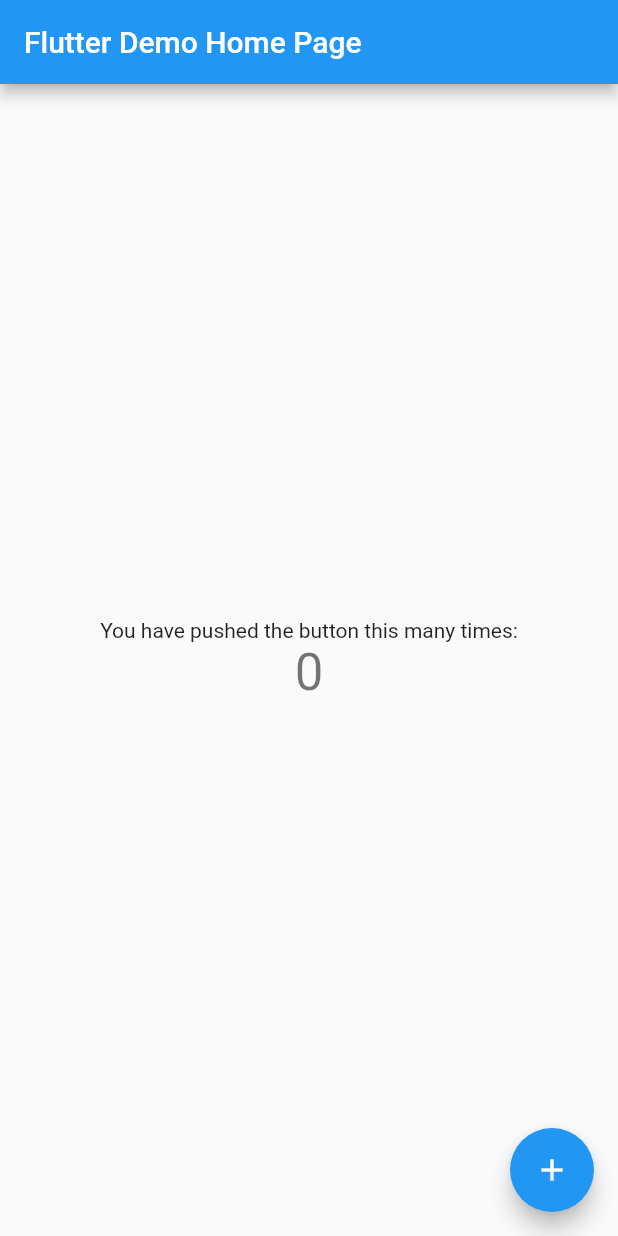
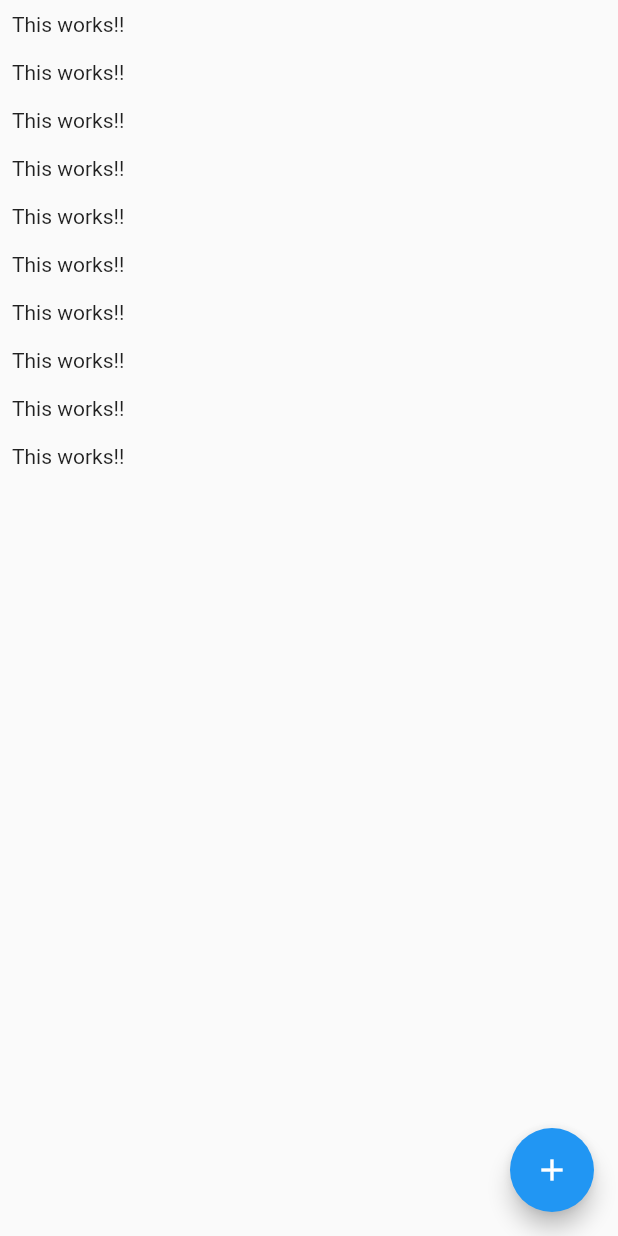
Before and after one commit to guzmanem/flutter__realtime_app, a Flutter app: the screen it shows after launch, on a phone screen of 412 x 824 dp. Run offline on Flutter 3.47's test engine with Material 2 defaults, Android fonts, the phone set to English and light mode, and no system bars; our stand-ins replace cloud_firestore; accounts and stored records are empty.

Commit message:
feat: integrar la app con firebase

```diff
--- a/lib/main.dart
+++ b/lib/main.dart
@@ -1,4 +1,5 @@
 import 'package:flutter/material.dart';
+import 'package:realtime_app/screen/chat_screen.dart';
 
 void main() {
   runApp(const MyApp());
@@ -7,109 +8,14 @@
 class MyApp extends StatelessWidget {
   const MyApp({Key? key}) : super(key: key);
 
-  // This widget is the root of your application.
   @override
   Widget build(BuildContext context) {
     return MaterialApp(
       title: 'Flutter Demo',
       theme: ThemeData(
-        // This is the theme of your application.
-        //
-        // Try running your application with "flutter run". You'll see the
-        // application has a blue toolbar. Then, without quitting the app, try
-        // changing the primarySwatch below to Colors.green and then invoke
-        // "hot reload" (press "r" in the console where you ran "flutter run",
-        // or simply save your changes to "hot reload" in a Flutter IDE).
-        // Notice that the counter didn't reset back to zero; the application
-        // is not restarted.
         primarySwatch: Colors.blue,
       ),
-      home: const MyHomePage(title: 'Flutter Demo Home Page'),
+      home: const ChatScreen(),
     );
   }
 }
-
-class MyHomePage extends StatefulWidget {
-  const MyHomePage({Key? key, required this.title}) : super(key: key);
-
-  // This widget is the home page of your application. It is stateful, meaning
-  // that it has a State object (defined below) that contains fields that affect
-  // how it looks.
-
-  // This class is the configuration for the state. It holds the values (in this
-  // case the title) provided by the parent (in this case the App widget) and
-  // used by the build method of the State. Fields in a Widget subclass are
-  // always marked "final".
-
-  final String title;
-
-  @override
-  State<MyHomePage> createState() => _MyHomePageState();
-}
-
-class _MyHomePageState extends State<MyHomePage> {
-  int _counter = 0;
-
-  void _incrementCounter() {
-    setState(() {
-      // This call to setState tells the Flutter framework that something has
-      // changed in this State, which causes it to rerun the build method below
-      // so that the display can reflect the updated values. If we changed
-      // _counter without calling setState(), then the build method would not be
-      // called again, and so nothing would appear to happen.
-      _counter++;
-    });
-  }
-
-  @override
-  Widget build(BuildContext context) {
-    // This method is rerun every time setState is called, for instance as done
-    // by the _incrementCounter method above.
-    //
-    // The Flutter framework has been optimized to make rerunning build methods
-    // fast, so that you can just rebuild anything that needs updating rather
-    // than having to individually change instances of widgets.
-    return Scaffold(
-      appBar: AppBar(
-        // Here we take the value from the MyHomePage object that was created by
-        // the App.build method, and use it to set our appbar title.
-        title: Text(widget.title),
-      ),
-      body: Center(
-        // Center is a layout widget. It takes a single child and positions it
-        // in the middle of the parent.
-        child: Column(
-          // Column is also a layout widget. It takes a list of children and
-          // arranges them vertically. By default, it sizes itself to fit its
-          // children horizontally, and tries to be as tall as its parent.
-          //
-          // Invoke "debug painting" (press "p" in the console, choose the
-          // "Toggle Debug Paint" action from the Flutter Inspector in Android
-          // Studio, or the "Toggle Debug Paint" command in Visual Studio Code)
-          // to see the wireframe for each widget.
-          //
-          // Column has various properties to control how it sizes itself and
-          // how it positions its children. Here we use mainAxisAlignment to
-          // center the children vertically; the main axis here is the vertical
-          // axis because Columns are vertical (the cross axis would be
-          // horizontal).
-          mainAxisAlignment: MainAxisAlignment.center,
-          children: <Widget>[
-            const Text(
-              'You have pushed the button this many times:',
-            ),
-            Text(
-              '$_counter',
-              style: Theme.of(context).textTheme.headline4,
-            ),
-          ],
-        ),
-      ),
-      floatingActionButton: FloatingActionButton(
-        onPressed: _incrementCounter,
-        tooltip: 'Increment',
-        child: const Icon(Icons.add),
-      ), // This trailing comma makes auto-formatting nicer for build methods.
-    );
-  }
-}
--- /dev/null
+++ b/lib/screen/chat_screen.dart
@@ -0,0 +1,25 @@
+import 'package:flutter/material.dart';
+import 'package:cloud_firestore/cloud_firestore.dart';
+
+class ChatScreen extends StatelessWidget {
+  const ChatScreen({Key? key}) : super(key: key);
+
+  @override
+  Widget build(BuildContext context) {
+    return Scaffold(
+      body: ListView.builder(
+        itemCount: 10,
+        itemBuilder: (ctx, index) => Container(
+          padding: const EdgeInsets.all(8),
+          child: const Text('This works!!'),
+        ),
+      ),
+      floatingActionButton: FloatingActionButton(
+        child: Icon(Icons.add),
+        onPressed: () {
+          Firestore.instance.collection('chats/IGzJcZBneJpZZx2ZeuIe/messages');
+        },
+      ),
+    );
+  }
+}
--- a/pubspec.yaml
+++ b/pubspec.yaml
@@ -34,6 +34,7 @@
   # The following adds the Cupertino Icons font to your application.
   # Use with the CupertinoIcons class for iOS style icons.
   cupertino_icons: ^1.0.2
+  cloud_firestore: ^0.13.5
 
 dev_dependencies:
   flutter_test:
```
Also changed, not shown: lib/screen/auth_screen.dart (added), pubspec.lock, 4 other files.
